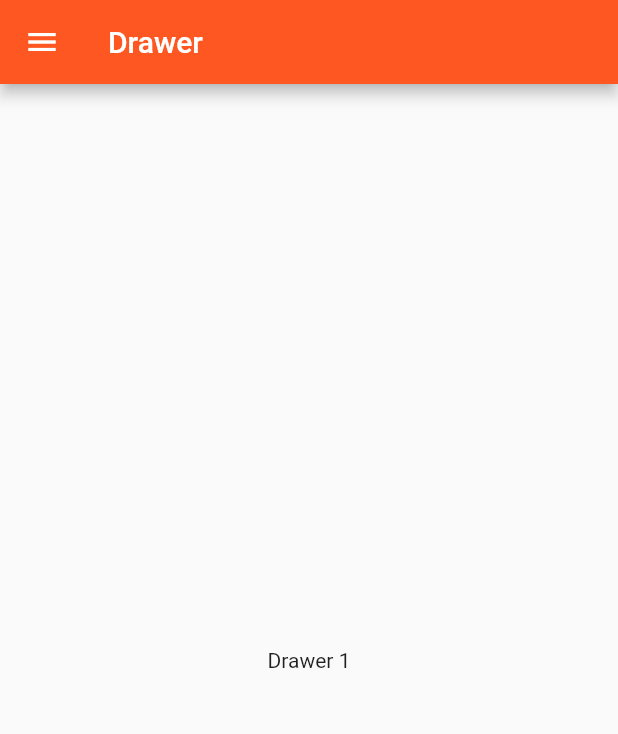
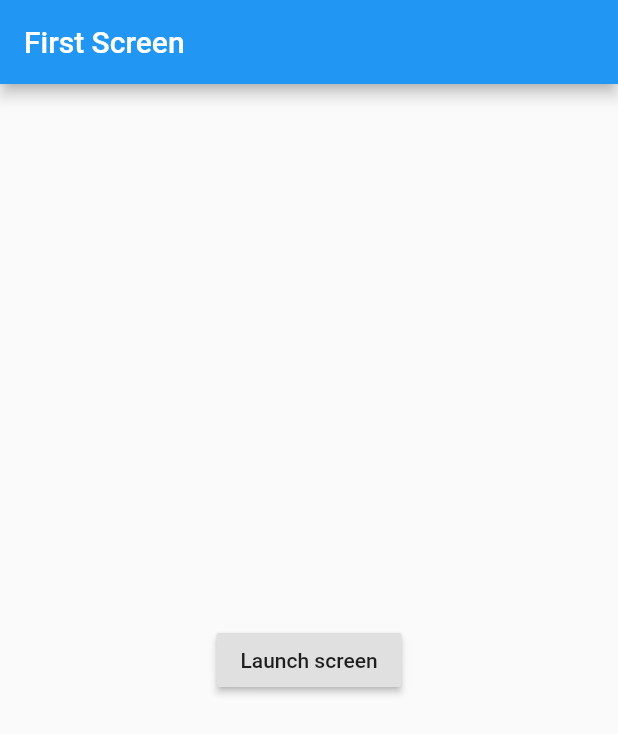
Before and after one commit to jfordnose64/volvoPedia, a Flutter app: the screen it shows after launch, on a phone screen of 412 x 824 dp. Shown: the top 734 px of the screen. Run offline on Flutter 3.47's test engine with Material 2 defaults, Android fonts, the phone set to English and light mode, and no system bars.

Commit message:
work with dart

```diff
--- a/lib/main.dart
+++ b/lib/main.dart
@@ -1,4 +1,5 @@
 import 'package:flutter/material.dart';
+import 'package:volvoPedia/Views/item.dart';
 
 void main() {
   runApp(MyApp());
@@ -9,77 +10,49 @@ class MyApp extends StatelessWidget {
   @override
   Widget build(BuildContext context) {
     return MaterialApp(
-      title: 'Flutter Demo',
-      theme: ThemeData(
-        primarySwatch: Colors.deepOrange,
-        visualDensity: VisualDensity.adaptivePlatformDensity,
-      ),
-      home: MyHomePage(title: 'VolvoPedia'),
+      title: 'Named Routes Demo',
+      // Start the app with the "/" named route. In this case, the app starts
+      // on the FirstScreen widget.
+      initialRoute: '/',
+      routes: {
+        // When navigating to the "/" route, build the FirstScreen widget.
+        '/': (context) => FirstScreen(),
+        // When navigating to the "/second" route, build the SecondScreen widget.
+        '/second': (context) => SecondScreen(),
+        // '/item': (context) => Item()
+      },
     );
   }
 }
 
-class MyHomePage extends StatefulWidget {
-  MyHomePage({Key key, this.title}) : super(key: key);
-  final String title;
-
-  @override
-  _MyHomePageState createState() => _MyHomePageState();
-}
-
-class _MyHomePageState extends State<MyHomePage> {
+class FirstScreen extends StatelessWidget {
   @override
   Widget build(BuildContext context) {
     return Scaffold(
       appBar: AppBar(
-        title: Text('Drawer'),
+        title: Text('First Screen'),
       ),
-      body: Center(child: Text('Drawer 1')),
-      drawer: Drawer(
-          child: ListView(padding: EdgeInsets.zero, children: <Widget>[
-        DrawerHeader(
-          child: Text('Volvo Models'),
-          decoration: BoxDecoration(
-            color: Colors.deepOrange,
-          ),
-        ),
-        ListTile(
-          title: Text('Volvo 240'),
-          onTap: () {
-            // Update the state of the app
-            // ...
-            // Then close the drawer
-            Navigator.pop(context);
+      body: Center(
+        child: RaisedButton(
+          child: Text('Launch screen'),
+          onPressed: () {
+            // Navigate to the second screen using a named route.
+            Navigator.pushNamed(context, '/second');
           },
         ),
-        ListTile(
-          title: Text('Volvo 740'),
-          onTap: () {
-            // Update the state of the app
-            // ...
-            // Then close the drawer
-            Navigator.pop(context);
-          },
-        ),
-        ListTile(
-          title: Text('Volvo 940'),
-          onTap: () {
-            // Update the state of the app
-            // ...
-            // Then close the drawer
-            Navigator.pop(context);
-          },
-        ),
-        ListTile(
-          title: Text('Volvo 940'),
-          onTap: () {
-            // Update the state of the app
-            // ...
-            // Then close the drawer
-            Navigator.pop(context);
-          },
-        ),
-      ])),
+      ),
     );
   }
 }
+
+class SecondScreen extends StatelessWidget {
+  @override
+  Widget build(BuildContext context) {
+    return Scaffold(
+      appBar: AppBar(
+        title: Text("Second Screen"),
+      ),
+      body: Center(),
+    );
+  }
+}
```
Also changed, not shown: lib/Views/item.dart (added, +20 -0 lines).
